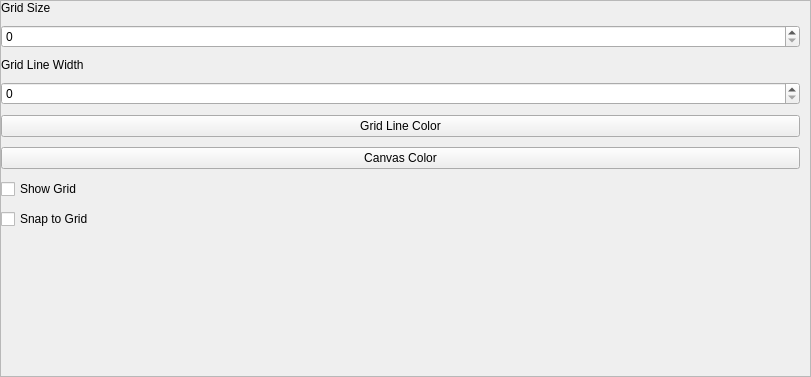
The window that src/airunner/widgets/grid_preferences/templates/grid_preferences.ui (Capsize-Games/airunner) describes before a commit, drawn with Qt 5.
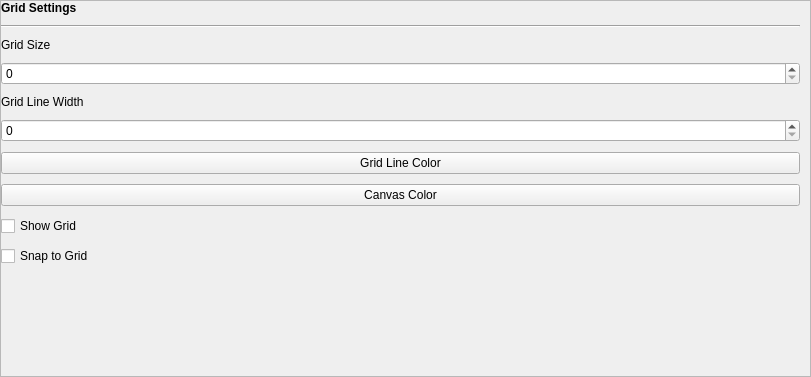
The same window after the commit.

Commit message: add missing horizontal lines and make header label bold for each settings widget

Patch:
```diff
--- a/src/airunner/widgets/grid_preferences/templates/grid_preferences.ui
+++ b/src/airunner/widgets/grid_preferences/templates/grid_preferences.ui
@@ -62,17 +62,41 @@
        <property name="verticalSpacing">
         <number>10</number>
        </property>
-       <item row="3" column="0">
-        <widget class="QSpinBox" name="grid_line_width_spinbox"/>
+       <item row="2" column="0">
+        <widget class="QLabel" name="label">
+         <property name="font">
+          <font>
+           <bold>false</bold>
+          </font>
+         </property>
+         <property name="text">
+          <string>Grid Size</string>
+         </property>
+        </widget>
        </item>
        <item row="5" column="0">
+        <widget class="QSpinBox" name="grid_line_width_spinbox"/>
+       </item>
+       <item row="7" column="0">
         <widget class="QPushButton" name="canvas_color">
          <property name="text">
           <string>Canvas Color</string>
          </property>
         </widget>
        </item>
-       <item row="6" column="0">
+       <item row="0" column="0">
+        <widget class="QLabel" name="label_3">
+         <property name="font">
+          <font>
+           <bold>true</bold>
+          </font>
+         </property>
+         <property name="text">
+          <string>Grid Settings</string>
+         </property>
+        </widget>
+       </item>
+       <item row="8" column="0">
         <widget class="QCheckBox" name="show_grid_checkbox">
          <property name="font">
           <font>
@@ -84,57 +108,14 @@
          </property>
         </widget>
        </item>
-       <item row="2" column="0">
-        <widget class="QLabel" name="label_2">
-         <property name="font">
-          <font>
-           <bold>false</bold>
-          </font>
-         </property>
-         <property name="text">
-          <string>Grid Line Width</string>
-         </property>
-        </widget>
-       </item>
-       <item row="7" column="0">
-        <widget class="QCheckBox" name="snap_to_grid_checkbox">
-         <property name="font">
-          <font>
-           <bold>false</bold>
-          </font>
-         </property>
-         <property name="text">
-          <string>Snap to Grid</string>
-         </property>
-        </widget>
-       </item>
-       <item row="4" column="0">
+       <item row="6" column="0">
         <widget class="QPushButton" name="gridLineColorButton">
          <property name="text">
           <string>Grid Line Color</string>
          </property>
         </widget>
        </item>
-       <item row="1" column="0">
-        <widget class="QSpinBox" name="grid_size_spinbox">
-         <property name="maximum">
-          <number>512</number>
-         </property>
-        </widget>
-       </item>
-       <item row="0" column="0">
-        <widget class="QLabel" name="label">
-         <property name="font">
-          <font>
-           <bold>false</bold>
-          </font>
-         </property>
-         <property name="text">
-          <string>Grid Size</string>
-         </property>
-        </widget>
-       </item>
-       <item row="8" column="0">
+       <item row="10" column="0">
         <spacer name="verticalSpacer">
          <property name="orientation">
           <enum>Qt::Orientation::Vertical</enum>
@@ -147,6 +128,44 @@
          </property>
         </spacer>
        </item>
+       <item row="9" column="0">
+        <widget class="QCheckBox" name="snap_to_grid_checkbox">
+         <property name="font">
+          <font>
+           <bold>false</bold>
+          </font>
+         </property>
+         <property name="text">
+          <string>Snap to Grid</string>
+         </property>
+        </widget>
+       </item>
+       <item row="4" column="0">
+        <widget class="QLabel" name="label_2">
+         <property name="font">
+          <font>
+           <bold>false</bold>
+          </font>
+         </property>
+         <property name="text">
+          <string>Grid Line Width</string>
+         </property>
+        </widget>
+       </item>
+       <item row="3" column="0">
+        <widget class="QSpinBox" name="grid_size_spinbox">
+         <property name="maximum">
+          <number>512</number>
+         </property>
+        </widget>
+       </item>
+       <item row="1" column="0">
+        <widget class="Line" name="line">
+         <property name="orientation">
+          <enum>Qt::Orientation::Horizontal</enum>
+         </property>
+        </widget>
+       </item>
       </layout>
      </widget>
     </widget>
```
The commit also changes 11 other files.
